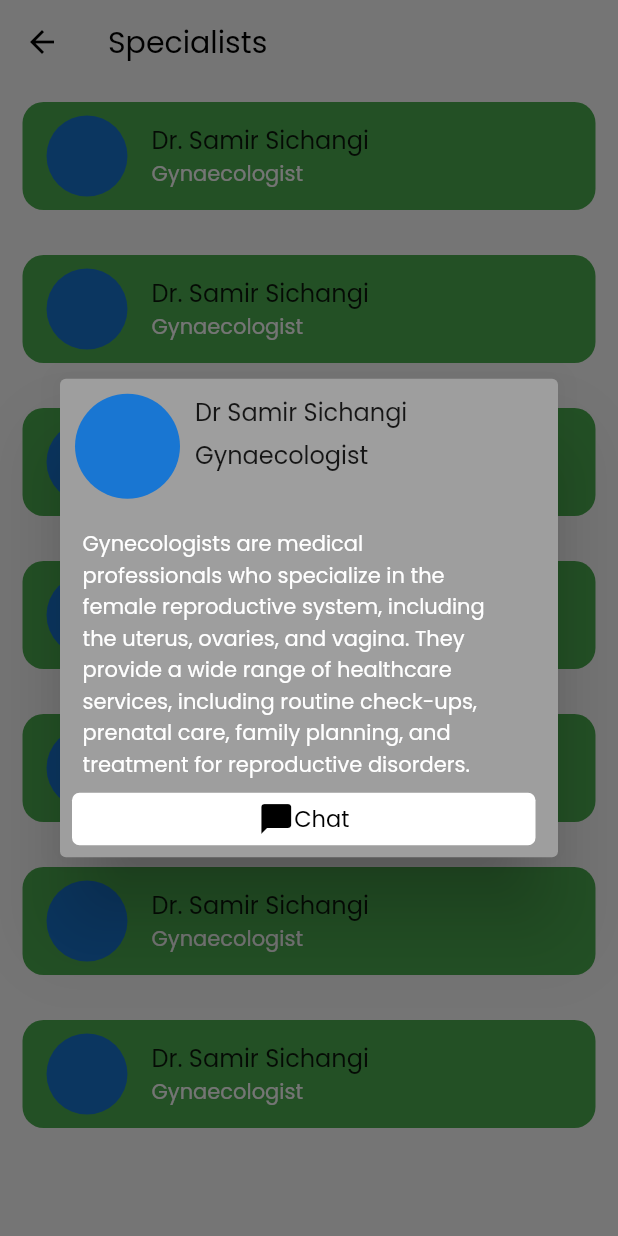
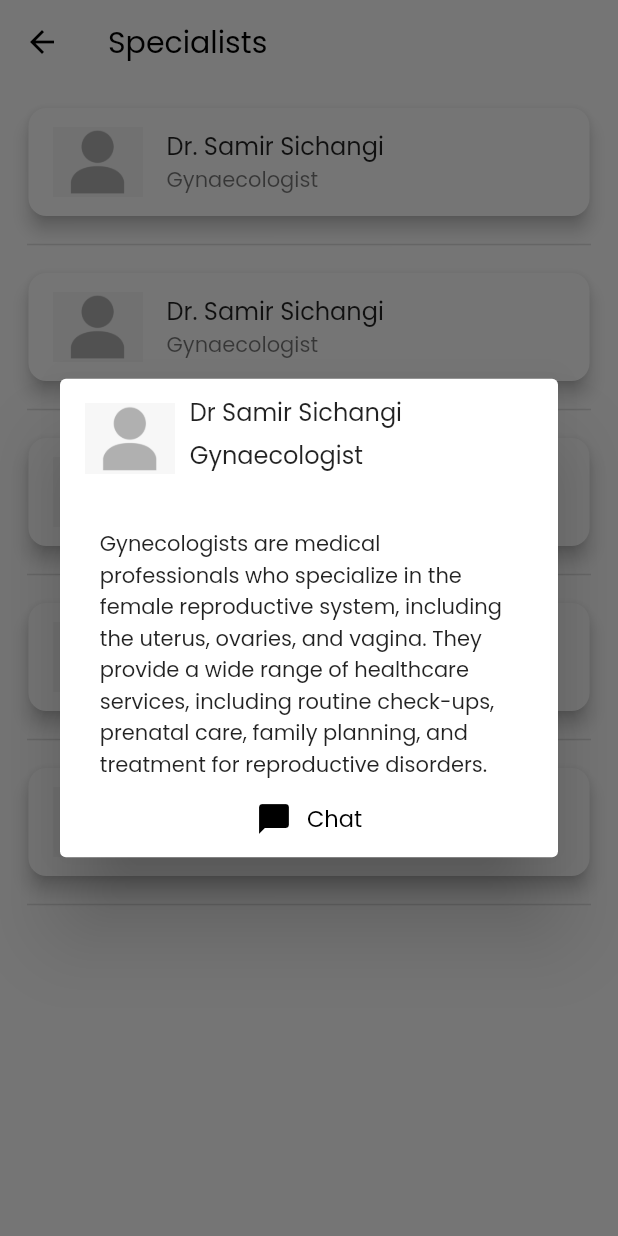
Before and after one commit to SichangiFelix/SHED_solution, a Flutter app: the SpecialistScreen screen opened directly, after a tap on "Dr. Samir Sichangi", on a phone screen of 412 x 824 dp. Run offline on Flutter 3.47's test engine with Material 2 defaults, Android fonts, the phone set to English and light mode, and no system bars; our stand-ins replace cached_network_image, cloud_firestore, firebase_auth, firebase_core, flex_color_scheme, flutter_svg and 1 more; accounts and stored records are empty.

Commit message:
Edited the specialists screen

```diff
--- a/lib/src/features/home/screens/specialists_screen.dart
+++ b/lib/src/features/home/screens/specialists_screen.dart
@@ -26,7 +26,7 @@ class _SpecialistScreenState extends State<SpecialistScreen> {
         child: ListView.builder(
           padding: const EdgeInsets.symmetric(vertical: 5, horizontal: 8),
     scrollDirection: Axis.vertical,
-    itemCount: 7,
+    itemCount: 5,
     itemBuilder: (context, index) {
             return Column(
               children: [
@@ -34,27 +34,26 @@ class _SpecialistScreenState extends State<SpecialistScreen> {
                   margin: const EdgeInsets.all(7),
                   decoration: BoxDecoration(
                       borderRadius: BorderRadius.circular(14),
-                      color: Colors.green
                   ),
+                  child: Card(
+                    elevation: 5,
                     child: ListTile(
                       tileColor: Colors.transparent,
                       onTap: (){
                         showSpecialistInfo(context);
                       },
-                    leading: const CircleAvatar(
-                      radius: 27,
-                      backgroundImage: NetworkImage(''),
-                    ),
+                      leading: Image.asset("assets/icons/user_placeholder.png", height: 60,width: 60,),
                       //  child: Image.network(friend['photoUrl'])),
                       title: const Text('Dr. Samir Sichangi',),
 
                       subtitle: Container(
                         child: const Text(
-                        'Gynaecologist',style: TextStyle(color: Colors.white),overflow: TextOverflow.ellipsis,
+                          'Gynaecologist',overflow: TextOverflow.ellipsis,
                         ),),
                     ),
                   ),
-                const Divider(thickness: 1,color: Colors.white60,indent: 10,endIndent: 10,)
+                ),
+                const Divider(thickness: 1, indent: 10,endIndent: 10,)
               ],
             );
     }
@@ -69,10 +68,9 @@ class _SpecialistScreenState extends State<SpecialistScreen> {
      builder: (BuildContext context) {
        return AlertDialog(
          contentPadding: const EdgeInsets.only(top: 0),
-         backgroundColor: Colors.grey,
          content: Container(
            child: Wrap(
-             alignment: WrapAlignment.start,
+             alignment: WrapAlignment.center,
              children: [
                Container(
                   width: width*0.75,
@@ -82,9 +80,7 @@ class _SpecialistScreenState extends State<SpecialistScreen> {
                    mainAxisAlignment: MainAxisAlignment.start,
                    crossAxisAlignment: CrossAxisAlignment.start,
                    children: [
-                     const CircleAvatar(
-                       radius: 35,
-                     ),
+                     Image.asset("assets/icons/user_placeholder.png", height: 60,width: 60,) ,
                      const SizedBox(width: 10,),
                      Column(
                        mainAxisAlignment: MainAxisAlignment.start,
@@ -100,16 +96,18 @@ class _SpecialistScreenState extends State<SpecialistScreen> {
                    ],
                  ),
                ),
-
                Container(
                  width: width*0.75,
                  padding: const EdgeInsets.symmetric(horizontal: 15),
                  child: const Text(
-                   'Gynecologists are medical professionals who specialize in the female reproductive system, including the uterus, ovaries, and vagina. They provide a wide range of healthcare services, including routine check-ups, prenatal care, family planning, and treatment for reproductive disorders.',
+                   'Gynecologists are medical professionals who specialize in the female '
+                       'reproductive system, including the uterus, ovaries, and vagina. '
+                       'They provide a wide range of healthcare services, including routine '
+                       'check-ups, prenatal care, family planning, and treatment for '
+                       'reproductive disorders.',
                    maxLines: 10,
                    overflow: TextOverflow.ellipsis,
                    style: TextStyle(
-                     color: Colors.white,
                      fontSize: 14,
                    ),
                  ),
@@ -120,17 +118,16 @@ class _SpecialistScreenState extends State<SpecialistScreen> {
          actions: [
            Row(
              crossAxisAlignment: CrossAxisAlignment.center,
-             mainAxisAlignment: MainAxisAlignment.start,
+             mainAxisAlignment: MainAxisAlignment.center,
              children: [
                GestureDetector(
                  onTap: () {
-
                  },
                  child: Padding(
                    padding: const EdgeInsets.symmetric(horizontal: 0),
                    child: Container(
                      height: 35,
-                     width: width*0.75,
+                     width: width*0.5,
                      decoration: const BoxDecoration(
                          color: Colors.white,
                          borderRadius: BorderRadius.all(Radius.circular(5))),
@@ -144,6 +141,9 @@ class _SpecialistScreenState extends State<SpecialistScreen> {
                            Icons.chat_bubble,
                            color: Colors.black,
                            size: 24,
+                         ),
+                         SizedBox(
+                           width: 10,
                          ),
                          Text(
                            'Chat',
```
Lines whose indentation alone changed are shown as unchanged.
